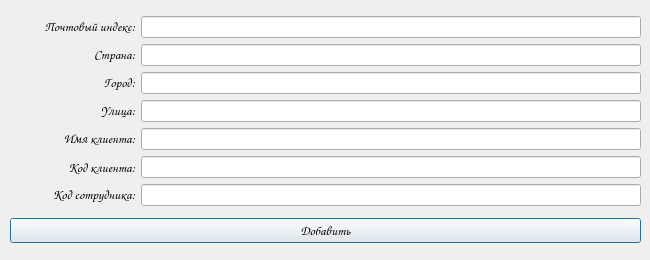
JustKust/AAAAAAAAAAAAAA, file прога/forms/dialog_add_order.ui: the form before one commit.
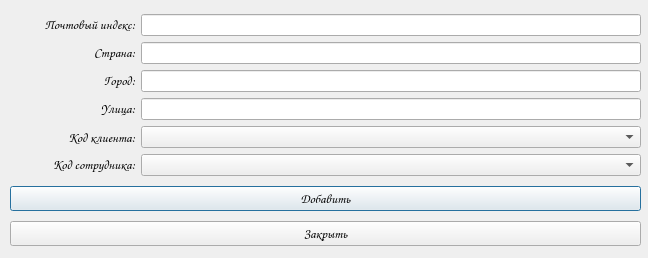
The form after the commit.

Diff of the .ui file:
```diff
--- a/прога/forms/dialog_add_order.ui
+++ b/прога/forms/dialog_add_order.ui
@@ -6,8 +6,8 @@
    <rect>
     <x>0</x>
     <y>0</y>
-    <width>650</width>
-    <height>260</height>
+    <width>648</width>
+    <height>258</height>
    </rect>
   </property>
   <property name="windowTitle">
@@ -22,9 +22,9 @@
      <height>241</height>
     </rect>
    </property>
-   <layout class="QVBoxLayout" name="verticalLayout" stretch="4,7">
+   <layout class="QVBoxLayout" name="verticalLayout" stretch="4,7,0">
     <item>
-     <layout class="QVBoxLayout" name="verticalLayout_3" stretch="1,1,1,1,1,1,1">
+     <layout class="QVBoxLayout" name="verticalLayout_3" stretch="1,1,1,1,1,1">
       <item>
        <layout class="QHBoxLayout" name="horizontalLayout" stretch="2,8">
         <item>
@@ -113,29 +113,6 @@
         </item>
        </layout>
       </item>
-      <item>
-       <layout class="QHBoxLayout" name="horizontalLayout_9" stretch="2,8">
-        <item>
-         <widget class="QLabel" name="label_7">
-          <property name="font">
-           <font>
-            <family>Comic Sans MS</family>
-            <pointsize>10</pointsize>
-           </font>
-          </property>
-          <property name="text">
-           <string>&lt;html&gt;&lt;head/&gt;&lt;body&gt;&lt;p&gt;Имя клиента:&lt;/p&gt;&lt;/body&gt;&lt;/html&gt;</string>
-          </property>
-          <property name="alignment">
-           <set>Qt::AlignRight|Qt::AlignTrailing|Qt::AlignVCenter</set>
-          </property>
-         </widget>
-        </item>
-        <item>
-         <widget class="QLineEdit" name="client_name"/>
-        </item>
-       </layout>
-      </item>
       <item>
        <layout class="QHBoxLayout" name="horizontalLayout_12" stretch="2,8">
         <item>
@@ -155,7 +132,7 @@
          </widget>
         </item>
         <item>
-         <widget class="QLineEdit" name="client_code"/>
+         <widget class="QComboBox" name="client_code"/>
         </item>
        </layout>
       </item>
@@ -178,7 +155,7 @@
          </widget>
         </item>
         <item>
-         <widget class="QLineEdit" name="emp_code"/>
+         <widget class="QComboBox" name="emp_code"/>
         </item>
        </layout>
       </item>
@@ -643,6 +620,19 @@
       </item>
      </layout>
     </item>
+    <item>
+     <widget class="QPushButton" name="back_btn">
+      <property name="font">
+       <font>
+        <family>Comic Sans MS</family>
+        <pointsize>10</pointsize>
+       </font>
+      </property>
+      <property name="text">
+       <string>Закрыть</string>
+      </property>
+     </widget>
+    </item>
    </layout>
   </widget>
  </widget>
```
